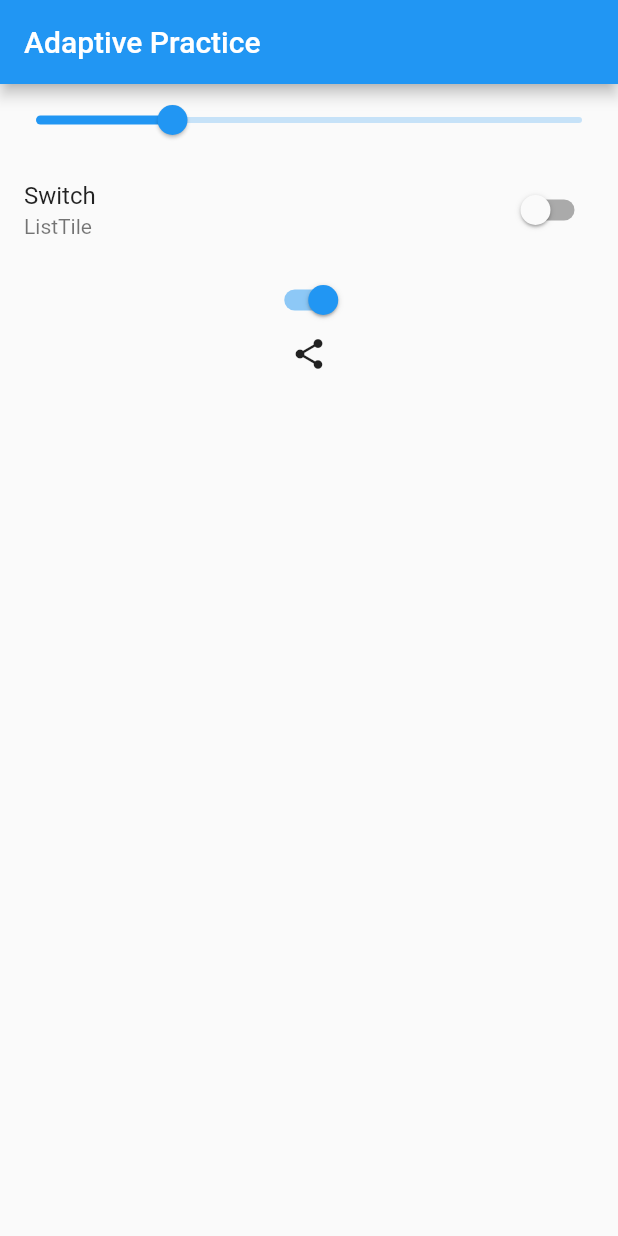
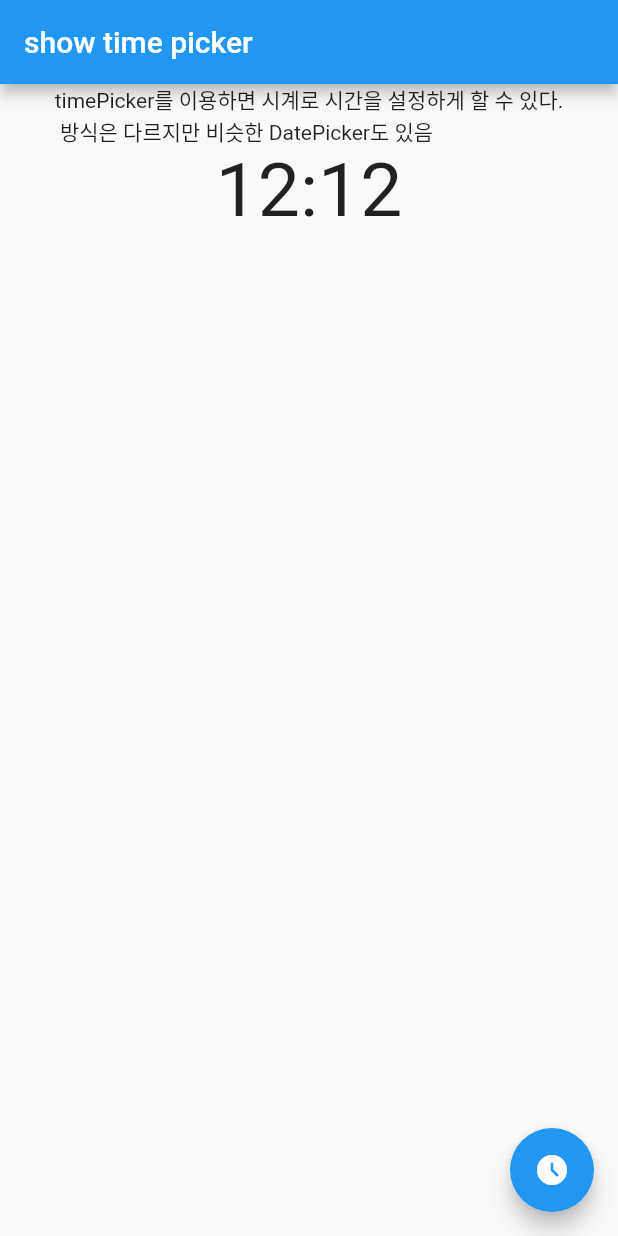
Before and after one commit to imkilwon/provider_practice_1, a Flutter app: the screen it shows after launch, on a phone screen of 412 x 824 dp. Run offline on Flutter 3.47's test engine with Material 2 defaults, Android fonts, the phone set to English and light mode, and no system bars.

Commit message:
no message

```diff
--- a/provider_practice/lib/main.dart
+++ b/provider_practice/lib/main.dart
@@ -1,5 +1,9 @@
 import 'package:flutter/material.dart';
+import 'package:provider_practice/pages/ChoiceChip.dart';
+import 'package:provider_practice/pages/CustomScrollView.dart';
+import 'package:provider_practice/pages/ExpansionTile.dart';
 import 'package:provider_practice/pages/adaptive.dart';
+import 'package:provider_practice/pages/showTimePicker.dart';
 import 'pages/FittedBox.dart';
 import 'pages/Stepper.dart';
 import 'pages/showSearch.dart';
@@ -17,7 +21,7 @@ class MyApp extends StatelessWidget {
       theme: ThemeData(
         primaryColor: Colors.amber,
       ),
-      home: Adapted_Practice(),
+      home: ShowTimePickerPractice(),
     );
   }
 }
--- /dev/null
+++ b/provider_practice/lib/pages/showTimePicker.dart
@@ -0,0 +1,45 @@
+import 'package:flutter/material.dart';
+
+class ShowTimePickerPractice extends StatefulWidget {
+  const ShowTimePickerPractice({Key? key}) : super(key: key);
+
+  @override
+  State<ShowTimePickerPractice> createState() => _ShowTimePickerPracticeState();
+}
+
+class _ShowTimePickerPracticeState extends State<ShowTimePickerPractice> {
+  TimeOfDay? time = const TimeOfDay(hour: 12, minute: 12);
+  @override
+  Widget build(BuildContext context) {
+    return Scaffold(
+      appBar: AppBar(title: Text("show time picker")),
+      body: Center(
+        child: Column(
+          children: [
+            Text("timePicker를 이용하면 시계로 시간을 설정하게 할 수 있다.\n 방식은 다르지만 비슷한 DatePicker도 있음"),
+            Text(
+              '${time!.hour.toString()}:${time!.minute.toString()}',
+              style:  const TextStyle(fontSize: 50),
+            )
+          ],
+        ),
+      ),
+      floatingActionButton: FloatingActionButton(
+        child: Icon(
+          Icons.access_time_filled,
+        ),
+        onPressed: ()async{
+          TimeOfDay? newTime = await showTimePicker(
+            context:context,
+            initialTime: time!,
+          );
+          if(newTime != null){
+            setState(() {
+              time = newTime;
+            });
+          }
+        },
+      ),
+    );
+  }
+}
```
Also changed, not shown: provider_practice/lib/pages/ChoiceChip.dart (added, +32 -0 lines), provider_practice/lib/pages/CustomScrollView.dart (added, +44 -0 lines), provider_practice/lib/pages/ExpansionTile.dart (added, +18 -0 lines).
